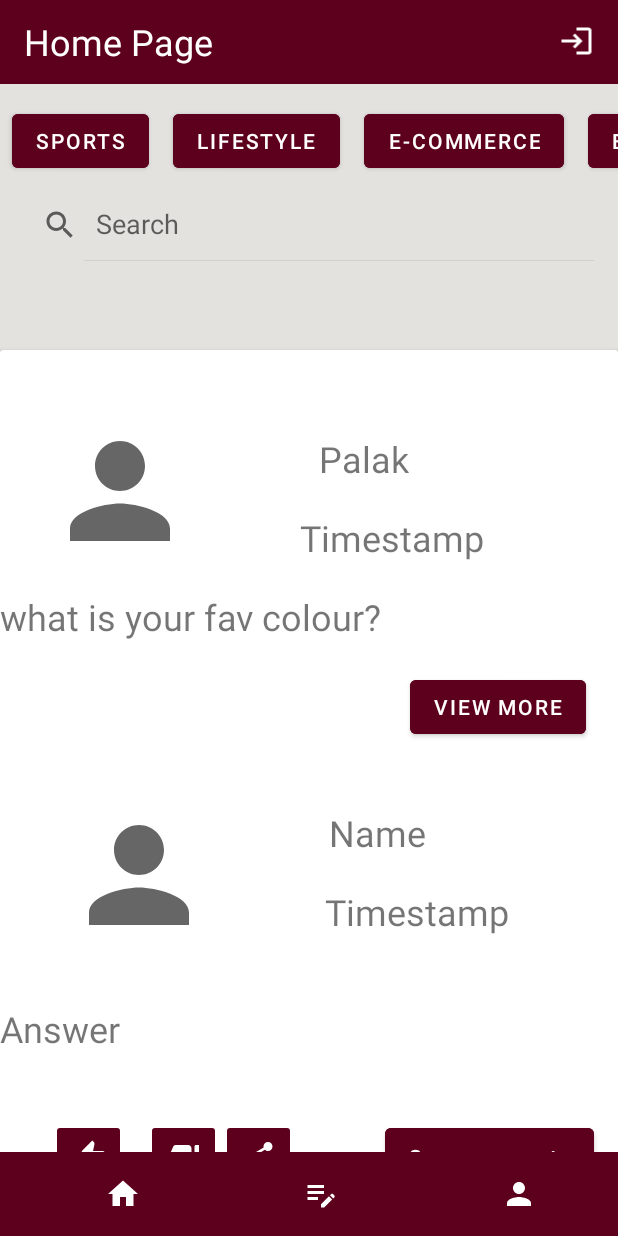
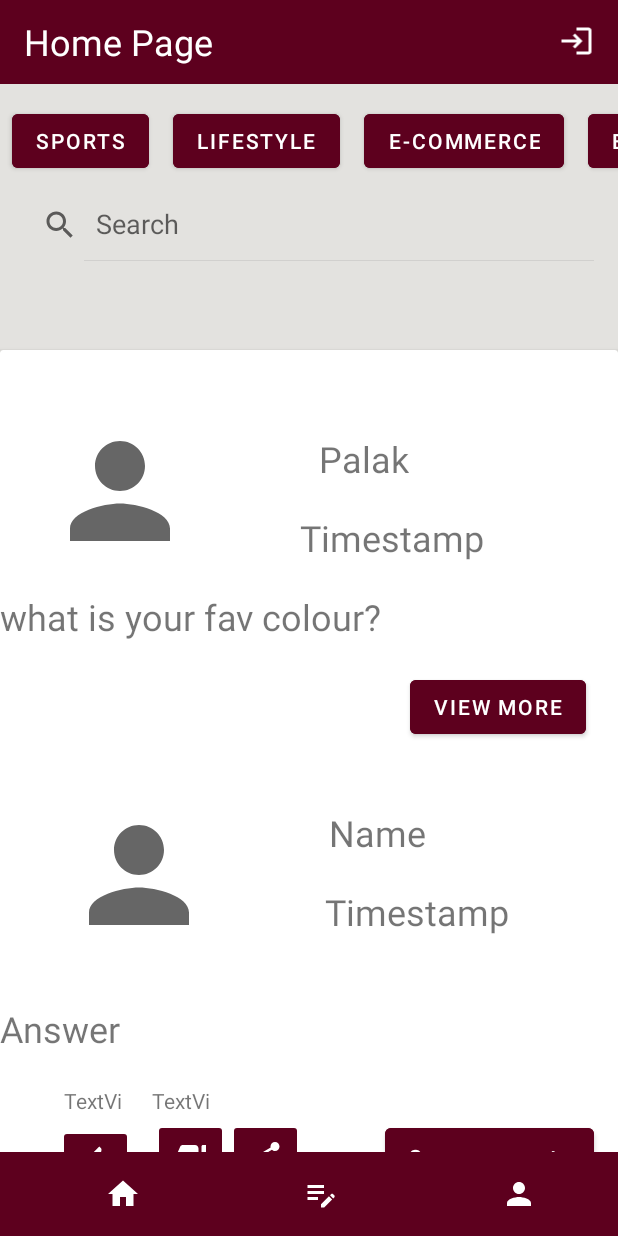
Before and after one commit to Team-4-Quora/android, an Android app: the screen it shows after launch (HomePage), on a phone screen of 412 x 824 dp. Run offline under Robolectric (Android 15) with nearby library versions, the phone set to English and light mode, and no system bars; pictures from the network do not load.

Commit message:
count display

```diff
--- a/app/src/main/java/com/example/android/HomePage.java
+++ b/app/src/main/java/com/example/android/HomePage.java
@@ -124,7 +124,7 @@ public class HomePage extends AppCompatActivity implements HomePageAdapter.IApiR
 
         Retrofit retrofit= RetrofitQnaBuilder.getInstance();
         IPostQna iPostQna=retrofit.create(IPostQna.class);
-        Call<List<QuestionDto>> feedQues=iPostQna.fetchquesByValue("category","LifeStyle");
+        Call<List<QuestionDto>> feedQues=iPostQna.fetchquesByValue("category",cate+"");
 
         feedQues.enqueue(new Callback<List<QuestionDto>>() {
             @Override
--- a/app/src/main/java/com/example/android/Retorfit/IPostUser.java
+++ b/app/src/main/java/com/example/android/Retorfit/IPostUser.java
@@ -1,6 +1,8 @@
 package com.example.android.Retorfit;
 
 import com.example.android.Retorfit.Model.UserDto;
+
+import java.util.List;
 
 import retrofit2.Call;
 import retrofit2.http.GET;
@@ -10,4 +12,8 @@ public interface IPostUser {
     @GET("user/stats/{email}")
     Call<UserDto> getUserStats(@Path(value = "email") String email);
 
+
+    @GET("people/fetch/{email}")
+    Call<List<UserDto>> getUsersList(@Path(value= "email") String email);
+
 }
--- a/app/src/main/java/com/example/android/Retorfit/Model/ReactionDto.java
+++ b/app/src/main/java/com/example/android/Retorfit/Model/ReactionDto.java
@@ -4,7 +4,7 @@ public class  ReactionDto {
     private String id;
     private String questionId;
     private String reactionBy;
-    private Boolean Like;
+    private Boolean like;
     private String answerId;
     private Long reactedOn;
 
@@ -34,11 +34,11 @@ public class  ReactionDto {
     }
 
     public Boolean getLike() {
-        return Like;
+        return like;
     }
 
     public void setLike(Boolean like) {
-        Like = like;
+        this.like = like;
     }
 
     public String getAnswerId() {
--- a/app/src/main/res/layout/question_card.xml
+++ b/app/src/main/res/layout/question_card.xml
@@ -144,12 +144,12 @@
                 android:layout_width="50dp"
                 android:layout_height="50dp"
                 android:layout_marginHorizontal="16dp"
-                android:layout_marginTop="44dp"
+                android:layout_marginTop="48dp"
                 android:backgroundTint="#5D001E"
                 android:src="@drawable/ic_arrow_up"
                 android:tint="@color/white"
                 app:layout_constraintEnd_toEndOf="parent"
-                app:layout_constraintHorizontal_bias="0.054"
+                app:layout_constraintHorizontal_bias="0.069"
                 app:layout_constraintStart_toStartOf="parent"
                 app:layout_constraintTop_toBottomOf="@+id/feed_answer" />
 
@@ -194,6 +194,29 @@
                 app:layout_constraintTop_toBottomOf="@+id/feed_answer" />
 
 
+            <TextView
+                android:id="@+id/feed_upvote_count"
+                android:layout_width="42dp"
+                android:layout_height="18dp"
+                android:layout_marginBottom="8dp"
+                android:text="TextView"
+                app:layout_constraintBottom_toTopOf="@+id/feed_upvote"
+                app:layout_constraintEnd_toEndOf="parent"
+                app:layout_constraintHorizontal_bias="0.116"
+                app:layout_constraintStart_toStartOf="parent" />
+
+            <TextView
+                android:id="@+id/feed_downvote_count"
+                android:layout_width="42dp"
+                android:layout_height="18dp"
+                android:layout_marginBottom="4dp"
+                android:text="TextView"
+                app:layout_constraintBottom_toTopOf="@+id/feed_downvote"
+                app:layout_constraintEnd_toEndOf="parent"
+                app:layout_constraintHorizontal_bias="0.18"
+                app:layout_constraintStart_toStartOf="@id/feed_upvote_count" />
+
+
         </androidx.constraintlayout.widget.ConstraintLayout>
 
 
```
Also changed, not shown: app/src/main/java/com/example/android/Profile.java (+19 -0 lines), app/src/main/res/layout/answer_card.xml (+23 -0 lines).
